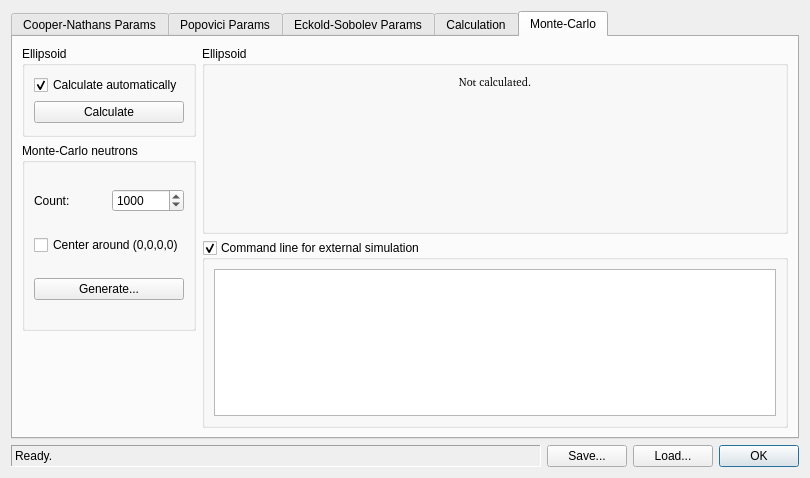
Above: ui/reso.ui from tweber-ill/frm_mirror-takin1 before the change. Below: the same form after it.
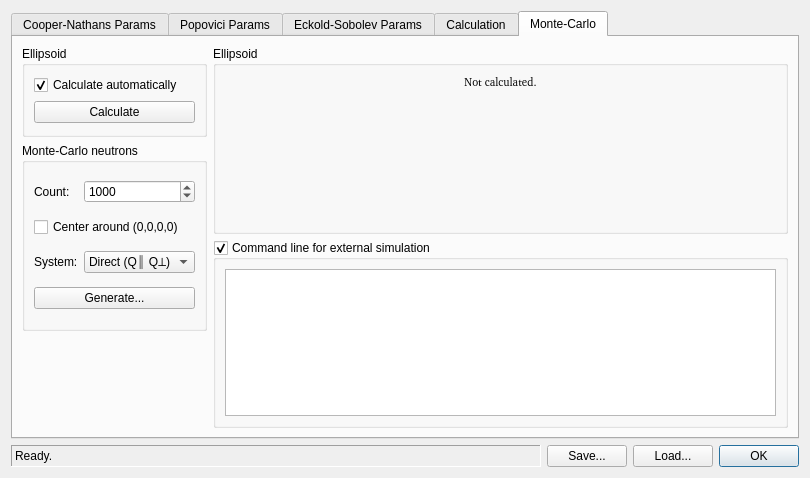
That is the form after the change. The open tabs and pages were chosen to show the change. Icons and pictures are not drawn.

Commit message: prepared coord stuff

The edit to the form file:
```diff
--- a/ui/reso.ui
+++ b/ui/reso.ui
@@ -1514,6 +1514,12 @@
           </item>
           <item row="0" column="0">
            <widget class="QLabel" name="label">
+            <property name="sizePolicy">
+             <sizepolicy hsizetype="Minimum" vsizetype="Preferred">
+              <horstretch>0</horstretch>
+              <verstretch>0</verstretch>
+             </sizepolicy>
+            </property>
             <property name="text">
              <string>Count:</string>
             </property>
@@ -1521,6 +1527,12 @@
           </item>
           <item row="0" column="1">
            <widget class="QSpinBox" name="spinMCNeutrons">
+            <property name="sizePolicy">
+             <sizepolicy hsizetype="Expanding" vsizetype="Fixed">
+              <horstretch>0</horstretch>
+              <verstretch>0</verstretch>
+             </sizepolicy>
+            </property>
             <property name="minimum">
              <number>1</number>
             </property>
@@ -1532,13 +1544,51 @@
             </property>
            </widget>
           </item>
-          <item row="2" column="0" colspan="2">
+          <item row="3" column="0" colspan="2">
            <widget class="QPushButton" name="btnMCGenerate">
             <property name="text">
              <string>Generate...</string>
             </property>
            </widget>
           </item>
+          <item row="2" column="1">
+           <widget class="QComboBox" name="comboMCCoords">
+            <property name="sizePolicy">
+             <sizepolicy hsizetype="Expanding" vsizetype="Fixed">
+              <horstretch>0</horstretch>
+              <verstretch>0</verstretch>
+             </sizepolicy>
+            </property>
+            <item>
+             <property name="text">
+              <string>Direct (Q∥ Q⟂)</string>
+             </property>
+            </item>
+            <item>
+             <property name="text">
+              <string>Lattice (Å⁻¹)</string>
+             </property>
+            </item>
+            <item>
+             <property name="text">
+              <string>Lattice (rlu)</string>
+             </property>
+            </item>
+           </widget>
+          </item>
+          <item row="2" column="0">
+           <widget class="QLabel" name="label_3">
+            <property name="sizePolicy">
+             <sizepolicy hsizetype="Minimum" vsizetype="Preferred">
+              <horstretch>0</horstretch>
+              <verstretch>0</verstretch>
+             </sizepolicy>
+            </property>
+            <property name="text">
+             <string>System:</string>
+            </property>
+           </widget>
+          </item>
          </layout>
         </widget>
        </item>
```
Left out of the diff: 5 changed lines with no effect on the pictures. The commit also changes 3 other files.
